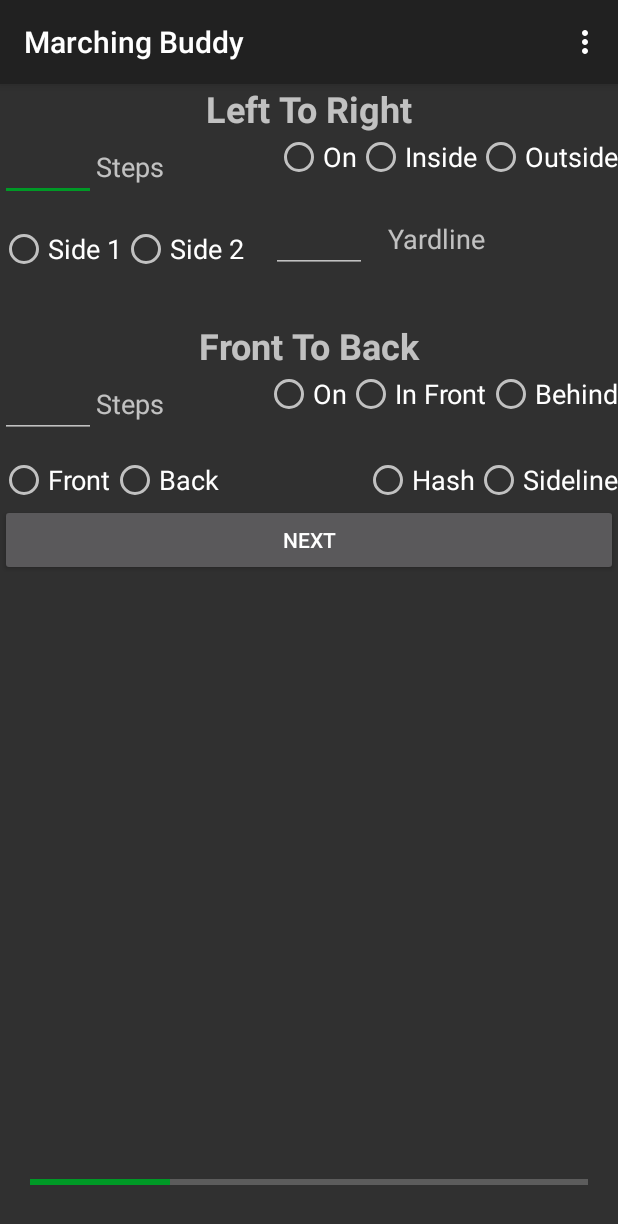
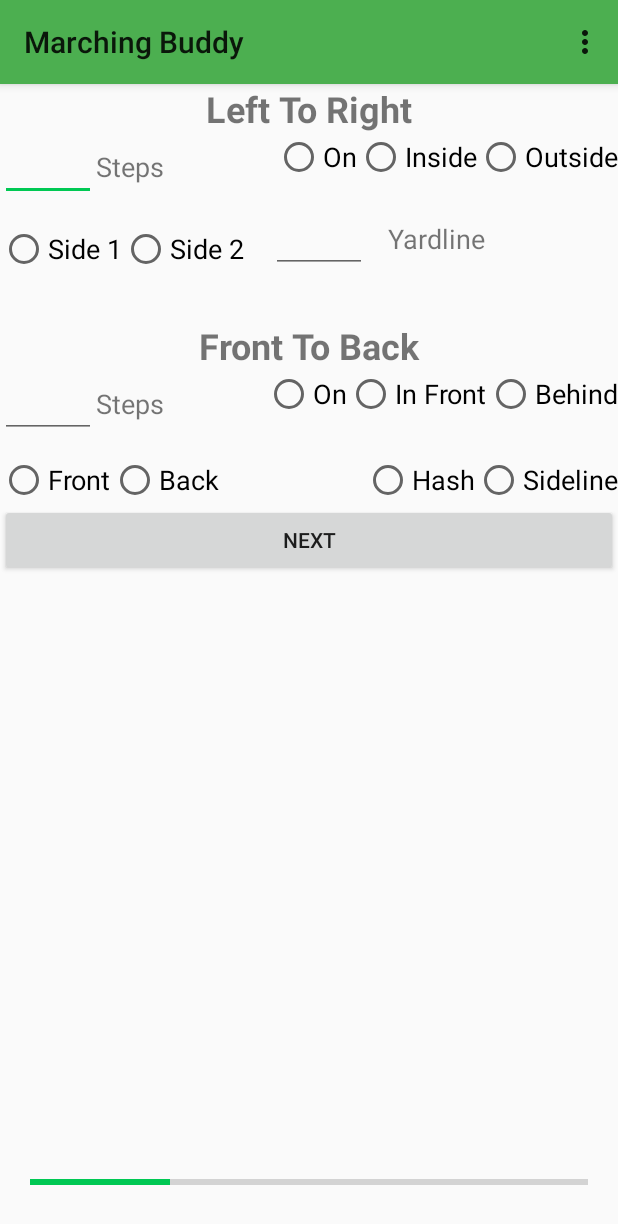
Before and after one commit to youdoof/MarchingBuddy, an Android app: the screen it shows after launch (MainActivity), on a phone screen of 412 x 824 dp. Shown: the top 1224 px of the screen. Run offline under Robolectric (Android 15) with nearby library versions, the phone set to English and light mode, and no system bars.

Commit message:
Theme Changes 3/29/17
Updated the theme once again. I followed the suggestions made by the IDE. Feels much better. Looks much better.

```diff
--- a/app/src/main/res/values/styles.xml
+++ b/app/src/main/res/values/styles.xml
@@ -1,7 +1,5 @@
 <resources>
 
-    <style name="MarchingBuddyTheme" parent="Theme.AppCompat">
-        <item name="colorAccent">@color/green_accent_marchingbuddy</item>
-    </style>
+    <style name="MarchingBuddyTheme" parent="Theme.AppCompat.Light" />
 
 </resources>
```
Also changed, not shown: app/src/main/res/values/colors.xml (+5 -6 lines).
